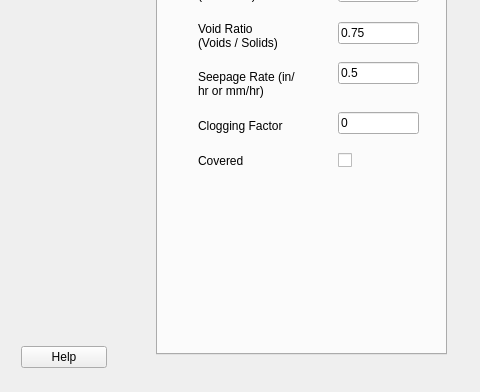
Giswater/giswater_qgis_plugin, file core/ui/toolbars/epa/nonvisual_lids.ui: the form before one commit; both pictures show x 224 to 704 and y 106 to 498 of the 704 by 498 pixel window.
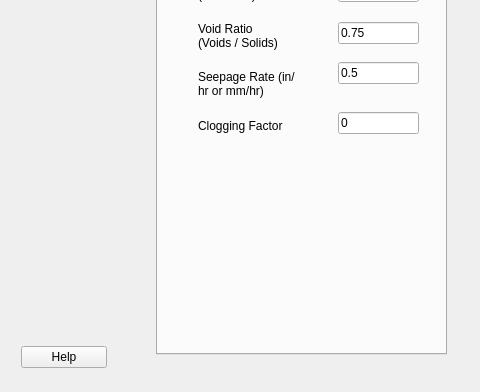
The form after the commit. The open tabs and pages were chosen to show the change.

Commit message: WIP Lids dialog

```diff
--- a/core/ui/toolbars/epa/nonvisual_lids.ui
+++ b/core/ui/toolbars/epa/nonvisual_lids.ui
@@ -750,38 +750,6 @@
       <number>0</number>
      </property>
     </widget>
-    <widget class="QLabel" name="label_37">
-     <property name="geometry">
-      <rect>
-       <x>40</x>
-       <y>210</y>
-       <width>91</width>
-       <height>21</height>
-      </rect>
-     </property>
-     <property name="text">
-      <string>Covered</string>
-     </property>
-     <property name="wordWrap">
-      <bool>true</bool>
-     </property>
-     <property name="margin">
-      <number>0</number>
-     </property>
-    </widget>
-    <widget class="QCheckBox" name="storage_check">
-     <property name="geometry">
-      <rect>
-       <x>180</x>
-       <y>210</y>
-       <width>77</width>
-       <height>20</height>
-      </rect>
-     </property>
-     <property name="text">
-      <string/>
-     </property>
-    </widget>
    </widget>
    <widget class="QWidget" name="drain">
     <attribute name="title">
```
Left out of the diff: 4 changed lines with no effect on the pictures. The commit also changes 1 other file.
